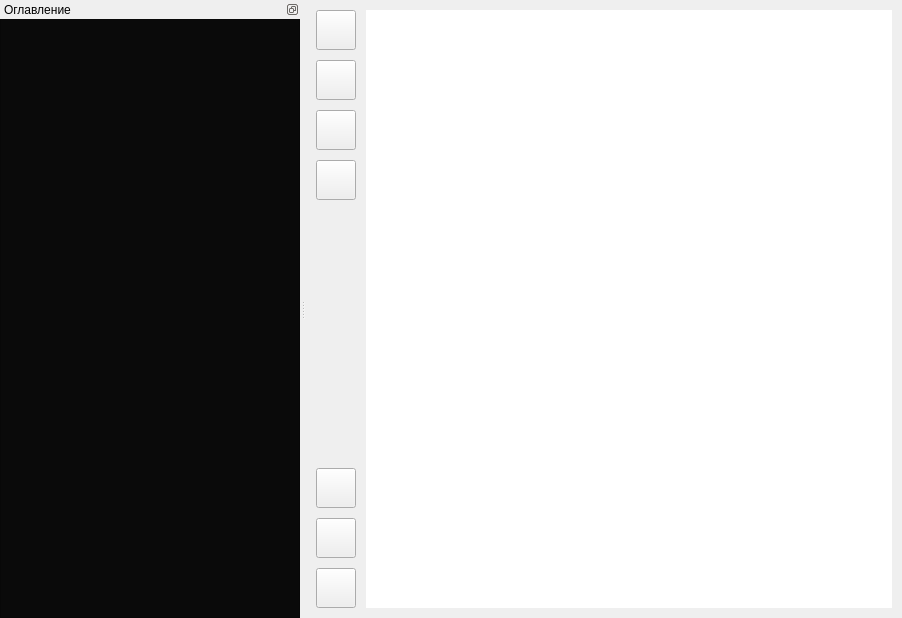
Qt form sources/interface/ui/reader.ui (zesviq/itogovi11) before a commit.
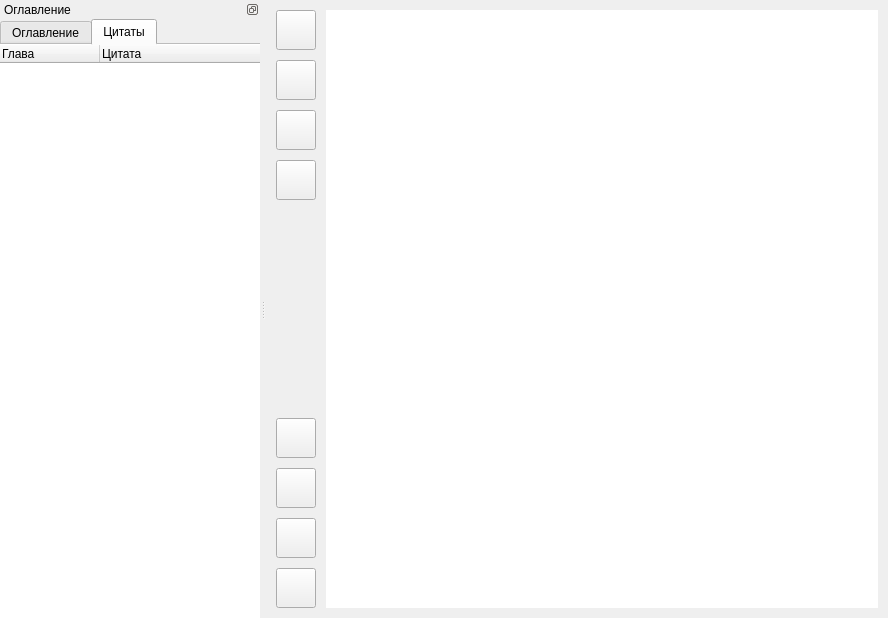
The same form after that commit. Icons and pictures are not drawn.

Diff of the .ui file:
```diff
--- a/sources/interface/ui/reader.ui
+++ b/sources/interface/ui/reader.ui
@@ -6,7 +6,7 @@
    <rect>
     <x>0</x>
     <y>0</y>
-    <width>902</width>
+    <width>888</width>
     <height>618</height>
    </rect>
   </property>
@@ -179,6 +179,38 @@
         </property>
        </spacer>
       </item>
+      <item>
+       <widget class="QPushButton" name="toggle_max_r">
+        <property name="sizePolicy">
+         <sizepolicy hsizetype="Fixed" vsizetype="Fixed">
+          <horstretch>0</horstretch>
+          <verstretch>0</verstretch>
+         </sizepolicy>
+        </property>
+        <property name="minimumSize">
+         <size>
+          <width>40</width>
+          <height>40</height>
+         </size>
+        </property>
+        <property name="maximumSize">
+         <size>
+          <width>40</width>
+          <height>40</height>
+         </size>
+        </property>
+        <property name="text">
+         <string/>
+        </property>
+        <property name="icon">
+         <iconset>
+          <normaloff>sources/interface/icons/max.png</normaloff>sources/interface/icons/max.png</iconset>
+        </property>
+        <property name="flat">
+         <bool>false</bool>
+        </property>
+       </widget>
+      </item>
       <item>
        <widget class="QPushButton" name="toggle_fullscreen">
         <property name="sizePolicy">
@@ -278,7 +310,20 @@
      </layout>
     </item>
     <item>
-     <layout class="QVBoxLayout" name="verticalLayout_4"/>
+     <spacer name="horizontalSpacer">
+      <property name="orientation">
+       <enum>Qt::Orientation::Horizontal</enum>
+      </property>
+      <property name="sizeType">
+       <enum>QSizePolicy::Policy::Preferred</enum>
+      </property>
+      <property name="sizeHint" stdset="0">
+       <size>
+        <width>0</width>
+        <height>0</height>
+       </size>
+      </property>
+     </spacer>
     </item>
     <item>
      <widget class="QTextBrowser" name="content">
@@ -295,7 +340,7 @@
    </property>
    <property name="minimumSize">
     <size>
-     <width>300</width>
+     <width>200</width>
      <height>318</height>
     </size>
    </property>
@@ -312,7 +357,7 @@
     <bool>false</bool>
    </property>
    <property name="styleSheet">
-    <string notr="true">background: #0a0a0a;</string>
+    <string notr="true"/>
    </property>
    <property name="floating">
     <bool>false</bool>
@@ -347,15 +392,92 @@
       <number>0</number>
      </property>
      <item>
-      <widget class="QTreeWidget" name="table_of_contents">
-       <attribute name="headerVisible">
-        <bool>false</bool>
-       </attribute>
-       <column>
-        <property name="text">
+      <widget class="QTabWidget" name="toc_tabs">
+       <property name="currentIndex">
+        <number>1</number>
+       </property>
+       <property name="elideMode">
+        <enum>Qt::TextElideMode::ElideLeft</enum>
+       </property>
+       <property name="documentMode">
+        <bool>true</bool>
+       </property>
+       <widget class="QWidget" name="tab_table_of_contents">
+        <attribute name="title">
          <string>Оглавление</string>
-        </property>
-       </column>
+        </attribute>
+        <layout class="QVBoxLayout" name="verticalLayout_3">
+         <property name="spacing">
+          <number>0</number>
+         </property>
+         <property name="leftMargin">
+          <number>0</number>
+         </property>
+         <property name="topMargin">
+          <number>0</number>
+         </property>
+         <property name="rightMargin">
+          <number>0</number>
+         </property>
+         <property name="bottomMargin">
+          <number>0</number>
+         </property>
+         <item>
+          <widget class="QTreeWidget" name="table_of_contents">
+           <property name="frameShape">
+            <enum>QFrame::Shape::NoFrame</enum>
+           </property>
+           <attribute name="headerVisible">
+            <bool>false</bool>
+           </attribute>
+           <column>
+            <property name="text">
+             <string>Оглавление</string>
+            </property>
+           </column>
+          </widget>
+         </item>
+        </layout>
+       </widget>
+       <widget class="QWidget" name="tab_2">
+        <attribute name="title">
+         <string>Цитаты</string>
+        </attribute>
+        <layout class="QVBoxLayout" name="verticalLayout_4">
+         <property name="spacing">
+          <number>0</number>
+         </property>
+         <property name="leftMargin">
+          <number>0</number>
+         </property>
+         <property name="topMargin">
+          <number>0</number>
+         </property>
+         <property name="rightMargin">
+          <number>0</number>
+         </property>
+         <property name="bottomMargin">
+          <number>0</number>
+         </property>
+         <item>
+          <widget class="QTreeWidget" name="citat_k">
+           <property name="frameShape">
+            <enum>QFrame::Shape::NoFrame</enum>
+           </property>
+           <column>
+            <property name="text">
+             <string>Глава</string>
+            </property>
+           </column>
+           <column>
+            <property name="text">
+             <string>Цитата</string>
+            </property>
+           </column>
+          </widget>
+         </item>
+        </layout>
+       </widget>
       </widget>
      </item>
     </layout>
```
